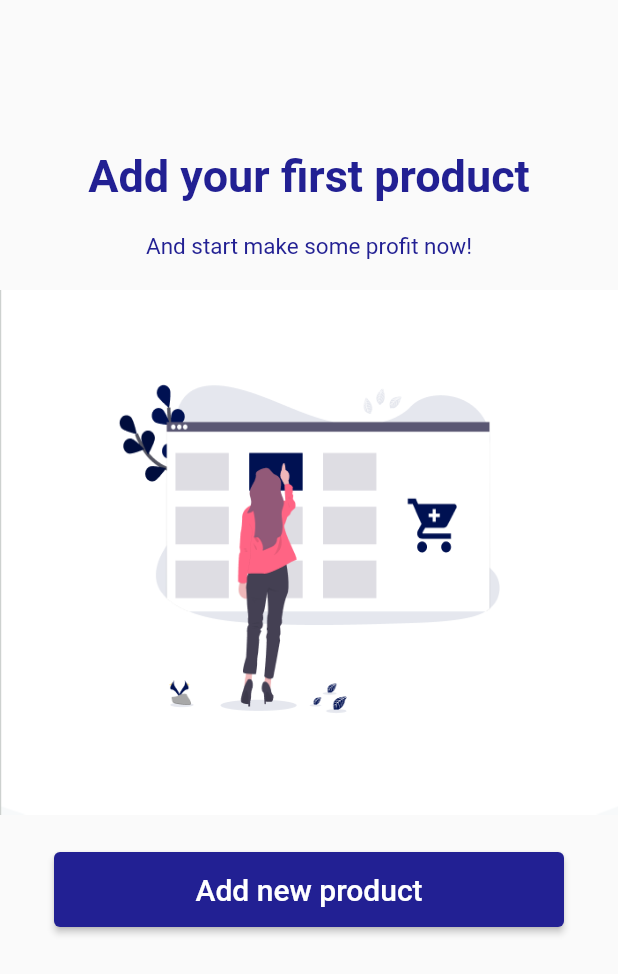
After one commit to NDK1410/TNEX_Merchant, a Flutter app: the AddFirstProductScreen screen opened directly, on a phone screen of 412 x 824 dp. The commit adds this screen. Shown: the top 974 px of the screen. Run offline on Flutter 3.47's test engine with Material 2 defaults, Android fonts, the phone set to English and light mode, and no system bars.

Commit message:
AddFirstProductScreen

```diff
--- a/lib/src/MyApp.dart
+++ b/lib/src/MyApp.dart
@@ -5,7 +5,7 @@ class MyApp extends StatelessWidget {
   @override
   Widget build(BuildContext context) {
     return MaterialApp(
-      title: 'Flutter Demo',
+      title: 'TNEX Merchant App',
       theme: ThemeData(
         primarySwatch: Colors.blue,
       ),
--- /dev/null
+++ b/lib/src/screens/AddFirstProductScreen.dart
@@ -0,0 +1,66 @@
+import 'package:flutter/material.dart';
+
+class AddFirstProductScreen extends StatelessWidget {
+  @override
+  Widget build(BuildContext context) {
+    return Scaffold(
+      body: Container(
+        child: Column(
+          children: <Widget>[
+            Padding(
+              padding: EdgeInsets.only(top: 100),
+              child: Text(
+                "Add your first product",
+                style: TextStyle(
+                    color: Color.fromRGBO(34, 32, 147, 1),
+                    fontSize: 30,
+                    fontWeight: FontWeight.bold),
+              ),
+            ),
+            Padding(
+              padding: EdgeInsets.only(top: 20, bottom: 20),
+              child: Text(
+                "And start make some profit now!",
+                style: TextStyle(
+                  color: Color.fromRGBO(34, 32, 147, 1),
+                  fontSize: 15,
+                ),
+              ),
+            ),
+            Container(
+              width: double.infinity,
+              height: 350,
+              child: Image.asset(
+                'assets/products-1.png',
+                fit: BoxFit.fill,
+              ),
+            ),
+            Padding(
+              padding: EdgeInsets.only(top: 25),
+              child: SizedBox(
+                height: 50,
+                width: 340,
+                child: RaisedButton(
+                  color: Color.fromRGBO(34, 32, 147, 1),
+                  shape: RoundedRectangleBorder(
+                    borderRadius: BorderRadius.all(
+                      Radius.circular(4),
+                    ),
+                  ),
+                  onPressed: () {},
+                  child: Text(
+                    "Add new product",
+                    style: TextStyle(
+                      color: Colors.white,
+                      fontSize: 20,
+                    ),
+                  ),
+                ),
+              ),
+            ),
+          ],
+        ),
+      ),
+    );
+  }
+}
--- a/pubspec.yaml
+++ b/pubspec.yaml
@@ -54,6 +54,8 @@ flutter:
     - assets/introslide_1.png
     - assets/step-three.png
     - assets/Loading.png
+    - assets/products-1-wide.png
+    - assets/products-1.png
 
   # An image asset can refer to one or more resolution-specific "variants", see
   # https://flutter.dev/assets-and-images/#resolution-aware.
```
Also changed, not shown: assets/products-1-wide.png (added), assets/products-1.png (added).
